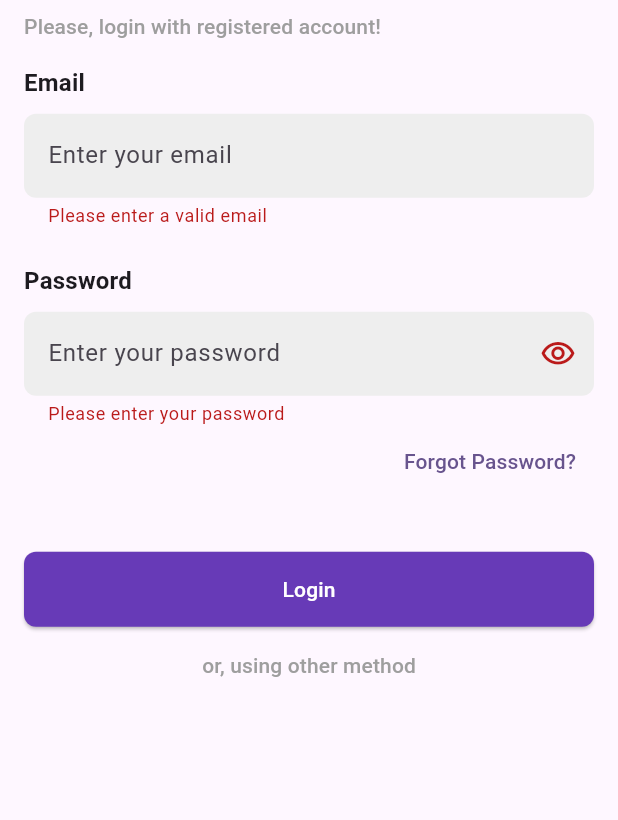
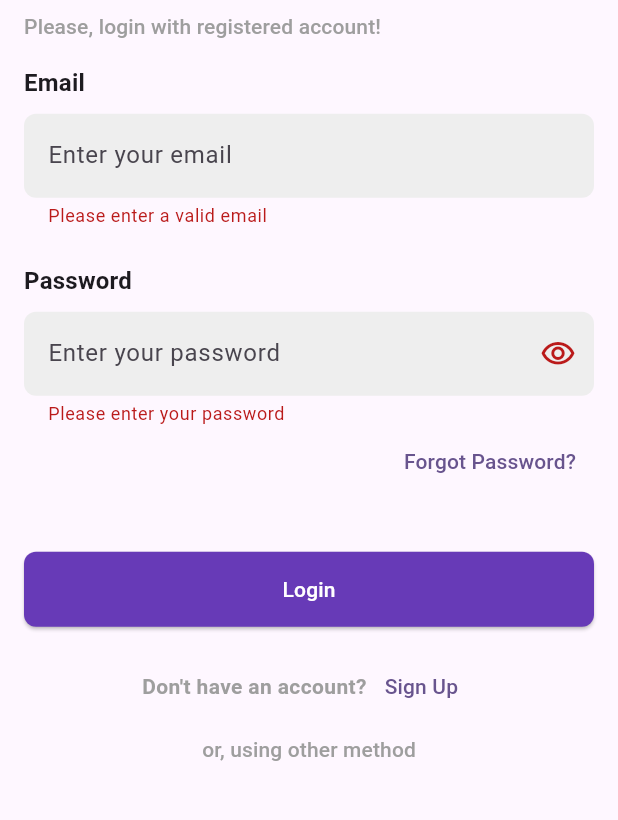
Before and after one commit to hashimsaffarini/Ecommerce_App, a Flutter app: the screen it shows after launch, after a tap on "Login", on a phone screen of 412 x 824 dp, the part 104-924 px from its top. Run offline on Flutter 3.47's test engine with Material 3 defaults, Android fonts, the phone set to English and light mode, and no system bars; our stand-ins replace cached_network_image, carousel_slider, cloud_firestore, firebase_auth, firebase_core, flutter_bloc and 1 more; accounts and stored records are empty.

Commit message:
firebase new changes

```diff
--- a/lib/utils/route/api_paths.dart
+++ b/lib/utils/route/api_paths.dart
@@ -4,7 +4,10 @@ class ApiPaths {
   static String announcements() => 'announcements/';
   static String categorySmartDevices(String id) =>
       'categories_Smart_Devices/$id';
-      static String categorySmartDevice() => 'categories_Smart_Devices/';
+  static String categorySmartDevice() => 'categories_Smart_Devices/';
   static String categoryClothes(String id) => 'categories_Clothes/$id';
   static String categoryClothe() => 'categories_Clothes/';
+  static String user(String uid) => 'users/$uid';
+  static String cartItem(String uid, String cartItemId) =>
+      'users/$uid/cartItems/$cartItemId';
 }
--- a/lib/utils/route/app_router.dart
+++ b/lib/utils/route/app_router.dart
@@ -5,6 +5,7 @@ import 'package:ecommerce_app/views/pages/custom_bottom_navbar.dart';
 import 'package:ecommerce_app/views/pages/login_page.dart';
 import 'package:ecommerce_app/views/pages/product_details_page.dart';
 import 'package:ecommerce_app/views/pages/search_page.dart';
+import 'package:ecommerce_app/views/pages/sign_up_page.dart';
 import 'package:ecommerce_app/views/widgets/visa_cart.dart';
 import 'package:flutter/material.dart';
 import 'package:flutter_bloc/flutter_bloc.dart';
@@ -45,6 +46,11 @@ class AppRouter {
           builder: (_) => const LoginPage(),
           settings: settings,
         );
+      case AppRoutes.signUp:
+        return MaterialPageRoute(
+          builder: (_) => const SignUpPage(),
+          settings: settings,
+        );
       default:
         return MaterialPageRoute(
           builder: (_) => const Scaffold(
--- a/lib/utils/route/app_routes.dart
+++ b/lib/utils/route/app_routes.dart
@@ -4,4 +4,5 @@ class AppRoutes {
   static const String productDetails = '/product-details';
   static const String searchPage = '/search-page';
   static const String cartPage = '/cart-page';
+  static const String signUp = '/sign-up';
 }
--- a/lib/views/widgets/login_form.dart
+++ b/lib/views/widgets/login_form.dart
@@ -2,6 +2,7 @@ import 'package:ecommerce_app/utils/app_colors.dart';
 import 'package:ecommerce_app/utils/route/app_routes.dart';
 import 'package:ecommerce_app/view_models/auth_cubit/auth_cubit.dart';
 import 'package:ecommerce_app/views/widgets/main_button.dart';
+import 'package:ecommerce_app/views/widgets/validation.dart';
 import 'package:flutter/material.dart';
 
 import 'package:flutter_bloc/flutter_bloc.dart';
@@ -41,15 +42,7 @@ class _LoginFormState extends State<LoginForm> {
     }
   }
 
-  String? validateEmail(String value) {
-    String pattern = r'^[\w-\.]+@([\w-]+\.)+[\w-]{2,4}$';
-    RegExp regExp = RegExp(pattern);
-    if (regExp.hasMatch(value)) {
-      return null;
-    } else {
-      return 'Please enter a valid email';
-    }
-  }
+
 
   @override
   Widget build(BuildContext context) {
@@ -168,11 +161,36 @@ class _LoginFormState extends State<LoginForm> {
           const SizedBox(height: 16),
           Align(
             alignment: Alignment.center,
-            child: Text(
-              'or, using other method',
-              style: Theme.of(context).textTheme.labelLarge!.copyWith(
-                    color: AppColors.grey,
-                  ),
+            child: Column(
+              children: [
+                Row(
+                  mainAxisAlignment: MainAxisAlignment.center,
+                  children: [
+                    Text(
+                      'Don\'t have an account?',
+                      style: Theme.of(context).textTheme.bodyMedium!.copyWith(
+                            color: AppColors.grey,
+                            fontWeight: FontWeight.bold,
+                          ),
+                    ),
+                    TextButton(
+                      onPressed: () {
+                        Navigator.of(context, rootNavigator: true).pushNamed(
+                          AppRoutes.signUp,
+                        );
+                      },
+                      child: const Text('Sign Up'),
+                    ),
+                  ],
+                ),
+                const SizedBox(height: 8),
+                Text(
+                  'or, using other method',
+                  style: Theme.of(context).textTheme.labelLarge!.copyWith(
+                        color: AppColors.grey,
+                      ),
+                ),
+              ],
             ),
           ),
         ],
--- a/lib/views/widgets/main_button.dart
+++ b/lib/views/widgets/main_button.dart
@@ -8,9 +8,11 @@ class MainButton extends StatelessWidget {
   final Color bgColor;
   final Color frColor;
   final VoidCallback? onPressed;
+  final double cercular;
 
   const MainButton({
     super.key,
+    this.cercular = 8,
     this.height = 50,
     this.title,
     this.child,
@@ -29,7 +31,7 @@ class MainButton extends StatelessWidget {
           backgroundColor: bgColor,
           foregroundColor: frColor,
           shape: RoundedRectangleBorder(
-            borderRadius: BorderRadius.circular(8),
+            borderRadius: BorderRadius.circular(cercular),
           ),
         ),
         onPressed: onPressed,
--- /dev/null
+++ b/lib/views/widgets/validation.dart
@@ -0,0 +1,20 @@
+String? validatePassword(String value) {
+  String pattern =
+      r'^(?=.*?[A-Z])(?=.*?[a-z])(?=.*?[0-9])(?=.*?[!@#\$&*~]).{8,}$';
+  RegExp regExp = RegExp(pattern);
+  if (regExp.hasMatch(value)) {
+    return null;
+  } else {
+    return 'Password must contain at least 8 characters, including uppercase, lowercase, number, and special character';
+  }
+}
+
+String? validateEmail(String value) {
+  String pattern = r'^[\w-\.]+@([\w-]+\.)+[\w-]{2,4}$';
+  RegExp regExp = RegExp(pattern);
+  if (regExp.hasMatch(value)) {
+    return null;
+  } else {
+    return 'Please enter a valid email';
+  }
+}
```
Also changed, not shown: lib/models/cart_orders_model.dart (+38 -0 lines), lib/models/product_item_model.dart (+15 -1 lines), lib/services/auth_services.dart (+10 -1 lines), lib/services/product_details_services.dart (added, +28 -0 lines), lib/view_models/product_details_cubit/cubit/product_details_cubit.dart (+11 -7 lines), lib/views/pages/sign_up_page.dart (added, +179 -0 lines).
